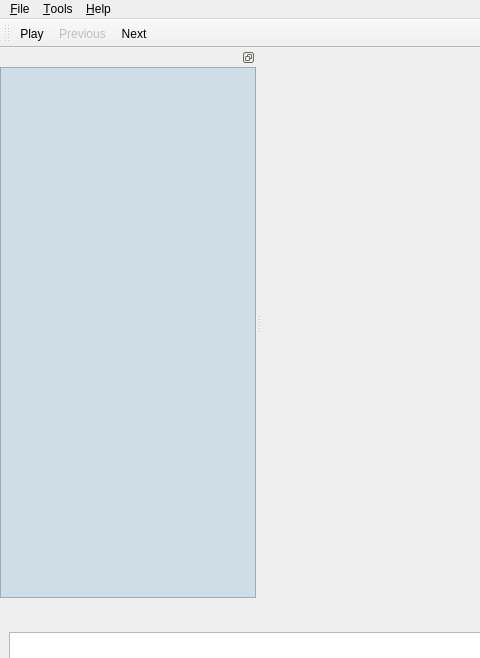
Qt form Iguana/QtGUI/src/IgMainWindowMDI.1.0.ui (cms-outreach/ispy) before a commit; both pictures show x 0 to 480 and y 0 to 658 of the 1050 by 855 pixel window.
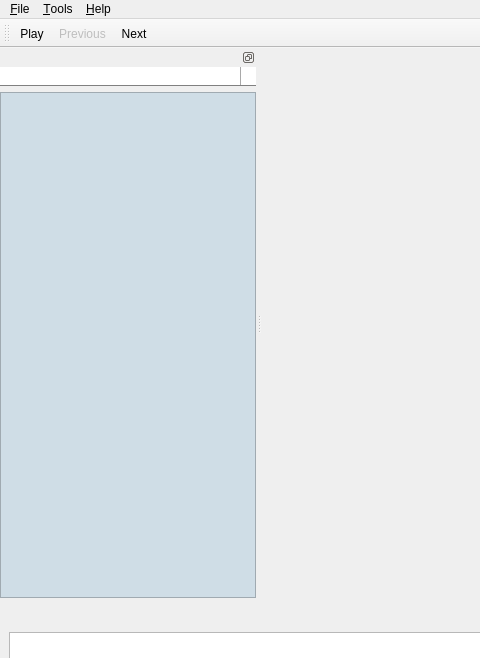
The same form after that commit. Icons and pictures are not drawn.

Diff of the .ui file:
```diff
--- a/Iguana/QtGUI/src/IgMainWindowMDI.1.0.ui
+++ b/Iguana/QtGUI/src/IgMainWindowMDI.1.0.ui
@@ -108,12 +108,13 @@
      <property name="margin">
       <number>0</number>
      </property>
-     <item row="0" column="0">
+     <item row="1" column="0">
       <widget class="QTreeWidget" name="treeWidget">
        <property name="styleSheet">
         <string notr="true">QTreeView {
 background-color: #cfdde6;
 alternate-background-color: #cfdde6;
+	margin: 0px;
 }
 
  QTreeView {
@@ -192,6 +193,62 @@
        </column>
       </widget>
      </item>
+     <item row="0" column="0">
+      <widget class="QComboBox" name="viewSelector">
+       <property name="styleSheet">
+        <string notr="true"> QComboBox {
+     border-bottom: 1px solid gray;
+     border-radius: 0px;
+     padding: 1px 18px 1px 3px;
+     min-width: 6em;
+ }
+
+ QComboBox:editable {
+     background: white;
+ }
+
+ QComboBox:!editable, QComboBox::drop-down:editable {
+      background: qlineargradient(x1: 0, y1: 0, x2: 0, y2: 1,
+                                  stop: 0 #E1E1E1, stop: 0.4 #DDDDDD,
+                                  stop: 0.5 #D8D8D8, stop: 1.0 #D3D3D3);
+ }
+
+ /* QComboBox gets the &quot;on&quot; state when the popup is open */
+ QComboBox:!editable:on, QComboBox::drop-down:editable:on {
+     background: qlineargradient(x1: 0, y1: 0, x2: 0, y2: 1,
+                                 stop: 0 #D3D3D3, stop: 0.4 #D8D8D8,
+                                 stop: 0.5 #DDDDDD, stop: 1.0 #E1E1E1);
+ }
+
+ QComboBox:on { /* shift the text when the popup opens */
+     padding-top: 3px;
+     padding-left: 4px;
+ }
+
+ QComboBox::drop-down {
+     subcontrol-origin: padding;
+     subcontrol-position: top right;
+     width: 15px;
+
+     border-left-width: 1px;
+     border-left-color: darkgray;
+     border-left-style: solid; /* just a single line */
+     border-top-right-radius: 3px; /* same radius as the QComboBox */
+     border-bottom-right-radius: 3px;
+ }
+
+ QComboBox::down-arrow {
+     image: url(/usr/share/icons/crystalsvg/16x16/actions/1downarrow.png);
+ }
+
+ QComboBox::down-arrow:on { /* shift the arrow when popup is open */
+     top: 1px;
+     left: 1px;
+ }
+</string>
+       </property>
+      </widget>
+     </item>
     </layout>
    </widget>
   </widget>
```
Left out of the diff: 3 changed lines with no effect on the pictures.
